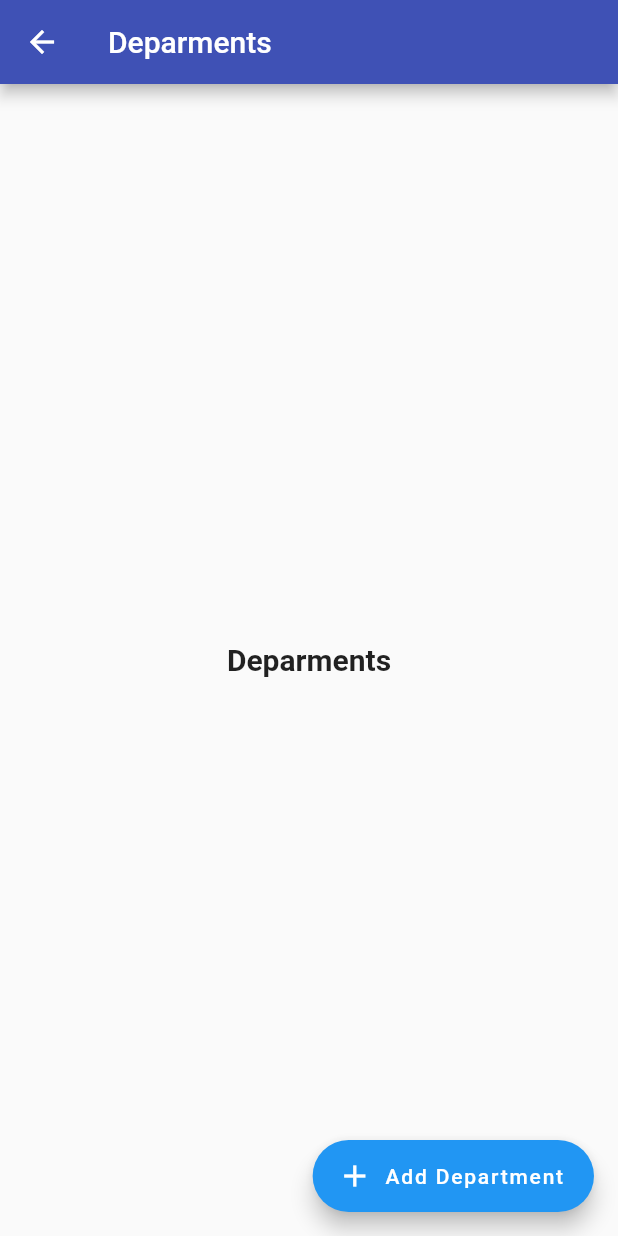
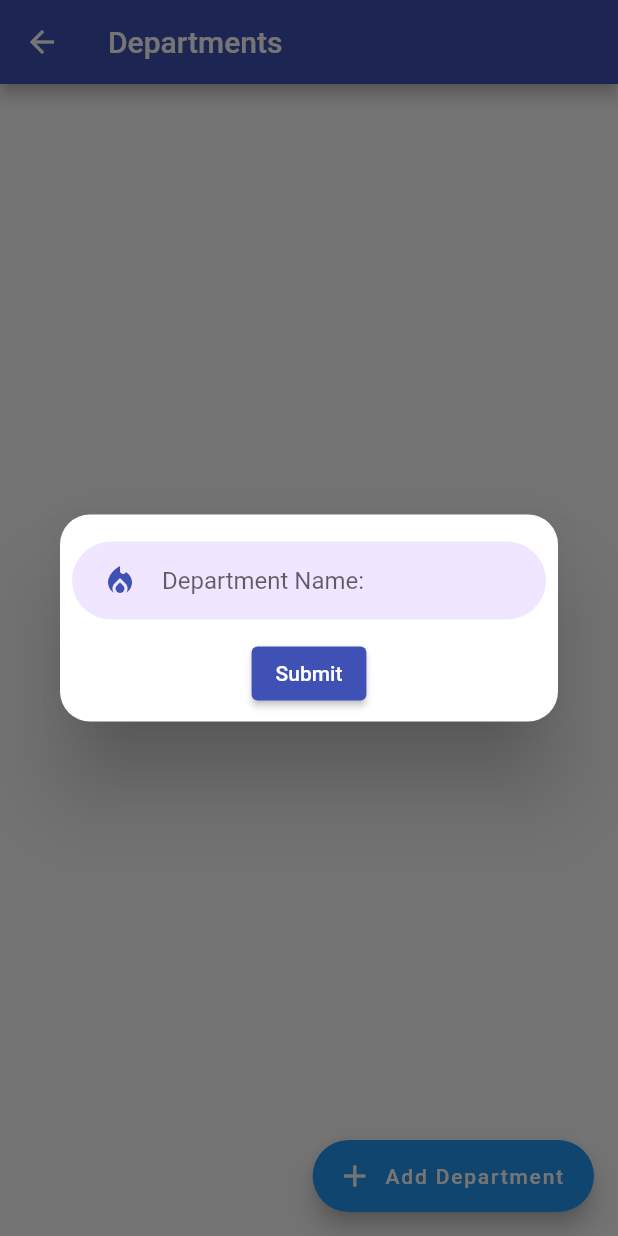
Before and after one commit to lumisbah92/StudyDrive, a Flutter app: the Department screen opened directly, after a tap on "Add Department", on a phone screen of 412 x 824 dp. Run offline on Flutter 3.47's test engine with Material 2 defaults, Android fonts, the phone set to English and light mode, and no system bars; our stand-ins replace firebase_auth, firebase_core, flutter_svg; accounts and stored records are empty; network calls fail.

Commit message:
add dialog for department

```diff
--- a/lib/pages/Navigation Drawer/page/Files/Department.dart
+++ b/lib/pages/Navigation Drawer/page/Files/Department.dart
@@ -1,4 +1,6 @@
 import 'package:flutter/material.dart';
+
+import '../../../../constants.dart';
 
 class Department extends StatefulWidget {
   Department({Key? key}) : super(key: key);
@@ -10,23 +12,77 @@ class Department extends StatefulWidget {
 class _DepartmentState extends State<Department> {
   @override
   Widget build(BuildContext context) {
+    Size size = MediaQuery.of(context).size;
     return Scaffold(
       appBar: AppBar(
-        title: Text('Deparments'),
+        title: Text('Departments'),
       ),
       floatingActionButton: FloatingActionButton.extended(
         backgroundColor: Colors.blue,
         icon: Icon(Icons.add),
         label: Text("Add Department"),
-        onPressed: () {},
+        onPressed: () {
+          showDialog(
+            context: context,
+            barrierDismissible: false,
+            builder: (context) =>
+                Dialog(
+                  shape: RoundedRectangleBorder(
+                    borderRadius: BorderRadius.circular(20),
+                  ),
+                  child: Padding(
+                    padding: const EdgeInsets.all(8.0),
+                    child: Column(
+                      mainAxisSize: MainAxisSize.min,
+                      mainAxisAlignment: MainAxisAlignment.center,
+                      children: [
+                        Container(
+                          // Department name field
+                          margin: EdgeInsets.only(top: 10),
+                          padding:
+                          EdgeInsets.symmetric(horizontal: 20, vertical: 2),
+                          width: size.width * 0.8,
+                          decoration: BoxDecoration(
+                            color: kPrimaryLightColor,
+                            borderRadius: BorderRadius.circular(29),
+                          ),
+                          child: TextFormField(
+                            autofocus: false,
+                            cursorColor: kPrimaryColor,
+                            decoration: InputDecoration(
+                              icon: Icon(
+                                Icons.local_fire_department,
+                                color: kPrimaryColor,
+                              ),
+                              hintText: 'Department Name: ',
+                              border: InputBorder.none,
+                              errorStyle:
+                              TextStyle(color: Colors.redAccent, fontSize: 15),
+                            ),
+                            validator: (value) {
+                              if (value == null || value.isEmpty) {
+                                return 'Please Enter Email';
+                              } else if (!value.contains('@')) {
+                                return 'Please Enter Valid Email';
+                              }
+                              return null;
+                            },
+                          ),
+                        ),
+                        SizedBox(height: 12,),
+                        ElevatedButton(
+                          child: Text('Submit'),
+                          onPressed: () => Navigator.of(context).pop(),
+                        ),
+                      ],
+                    ),
+                  ),
+                ),
+          );
+        },
       ),
       body: Center(
-        child: Container(
-          child: Text(
-            'Deparments',
-            style: TextStyle(fontSize: 20.0, fontWeight: FontWeight.bold),
-          ),
-        ),
+
       ),
     );
   }
--- a/lib/pages/Navigation Drawer/page/dashboard.dart
+++ b/lib/pages/Navigation Drawer/page/dashboard.dart
@@ -27,7 +27,7 @@ class _DashboardState extends State<Dashboard> {
         selectedFontSize: 20,
         unselectedFontSize: 16,
         currentIndex: currentIndex,
-        showUnselectedLabels: false,
+        //showUnselectedLabels: false,
         items: [
           BottomNavigationBarItem(
             icon: Icon(Icons.dashboard),
```
